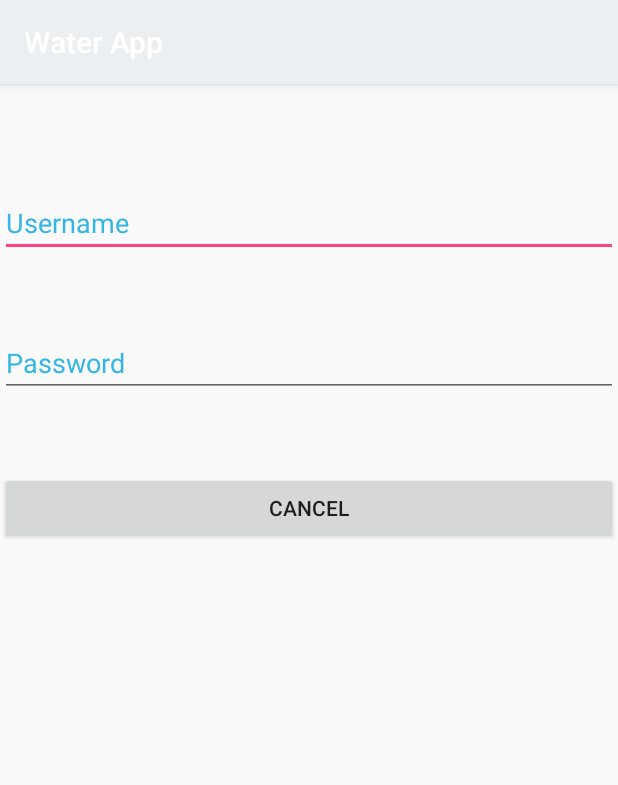
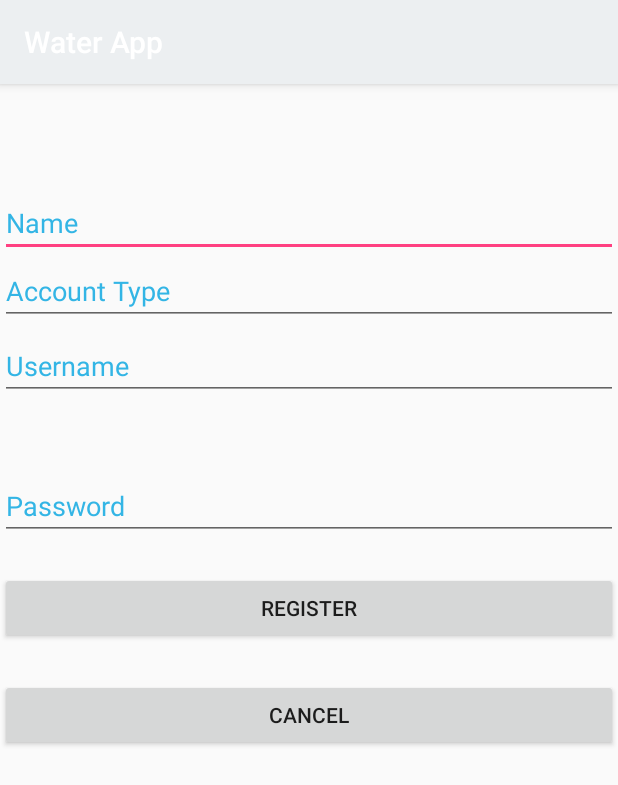
Before and after one commit to karentaub/2340-project, an Android app: the RegistrationActivity screen opened directly, with no data from a screen before it, on a phone screen of 412 x 824 dp. Shown: the top 785 px of the screen. Run offline under Robolectric (Android 15) with nearby library versions, the phone set to English and light mode, and no system bars.

Commit message:
Registration XML

```diff
--- /dev/null
+++ b/WaterApp/app/src/main/java/com/example/alenpolakof/waterapp/controllers/LoginActivity.java
@@ -0,0 +1,19 @@
+package com.example.alenpolakof.waterapp.controllers;
+
+import android.support.v7.app.AppCompatActivity;
+
+import android.os.Bundle;
+
+import com.example.alenpolakof.waterapp.R;
+/**
+ * Created by alenpolakof on 2/12/17.
+ */
+
+public class LoginActivity extends AppCompatActivity {
+    @Override
+    protected void onCreate(Bundle savedInstanceState) {
+        super.onCreate(savedInstanceState);
+        setContentView(R.layout.activity_login);
+    }
+
+}
--- /dev/null
+++ b/WaterApp/app/src/main/java/com/example/alenpolakof/waterapp/controllers/OpeningScreenActivity.java
@@ -0,0 +1,15 @@
+package com.example.alenpolakof.waterapp.controllers;
+
+import android.support.v7.app.AppCompatActivity;
+import android.os.Bundle;
+
+import com.example.alenpolakof.waterapp.R;
+
+public class OpeningScreenActivity extends AppCompatActivity {
+
+    @Override
+    protected void onCreate(Bundle savedInstanceState) {
+        super.onCreate(savedInstanceState);
+        setContentView(R.layout.activity_opening_screen);
+    }
+}
--- a/WaterApp/app/src/main/res/layout/activity_registration.xml
+++ b/WaterApp/app/src/main/res/layout/activity_registration.xml
@@ -4,24 +4,16 @@
     android:layout_height="match_parent"
     android:weightSum="1">
 
+
     <EditText
-        android:hint="Username"
+        android:hint="Name"
         android:textColorHint="@android:color/holo_blue_light"
         android:layout_width="match_parent"
         android:layout_height="wrap_content"
-        android:id="@+id/username_registration_EditText"
+        android:id="@+id/name_registration_EditText"
         android:layout_alignParentTop="true"
         android:layout_alignParentStart="true"
         android:layout_marginTop="70dp" />
-
-    <Button
-        android:text="Cancel"
-        android:layout_width="match_parent"
-        android:layout_height="wrap_content"
-        android:id="@+id/cancel_registration_button"
-        android:layout_below="@+id/password_registration_EditText"
-        android:layout_alignParentStart="true"
-        android:layout_marginTop="50dp" />
 
     <EditText
         android:hint="Password"
@@ -32,4 +24,41 @@
         android:layout_marginTop="48dp"
         android:layout_below="@+id/username_registration_EditText"
         android:layout_alignParentStart="true" />
+
+    <EditText
+        android:hint="Username"
+        android:textColorHint="@android:color/holo_blue_light"
+        android:layout_width="match_parent"
+        android:layout_height="wrap_content"
+        android:id="@+id/username_registration_EditText"
+        android:layout_below="@+id/name_registration_EditText"
+        android:layout_alignParentStart="true"
+        android:layout_marginTop="50dp" />
+
+    <EditText
+        android:hint="Account Type"
+        android:textColorHint="@android:color/holo_blue_light"
+        android:layout_width="match_parent"
+        android:layout_height="wrap_content"
+        android:id="@+id/account_type_EditText"
+        android:layout_below="@+id/name_registration_EditText"
+        android:layout_alignParentStart="true" />
+
+    <Button
+        android:text="Register"
+        android:layout_width="match_parent"
+        android:layout_height="wrap_content"
+        android:id="@+id/register_registration_button"
+        android:layout_marginTop="21dp"
+        android:layout_below="@+id/password_registration_EditText"
+        android:layout_alignParentStart="true" />
+
+    <Button
+        android:text="Cancel"
+        android:layout_width="match_parent"
+        android:layout_height="wrap_content"
+        android:id="@+id/cancel_registration_button"
+        android:layout_marginTop="23dp"
+        android:layout_below="@+id/register_registration_button"
+        android:layout_alignParentStart="true" />
 </RelativeLayout>
```
Also changed, not shown: 46 other files.
